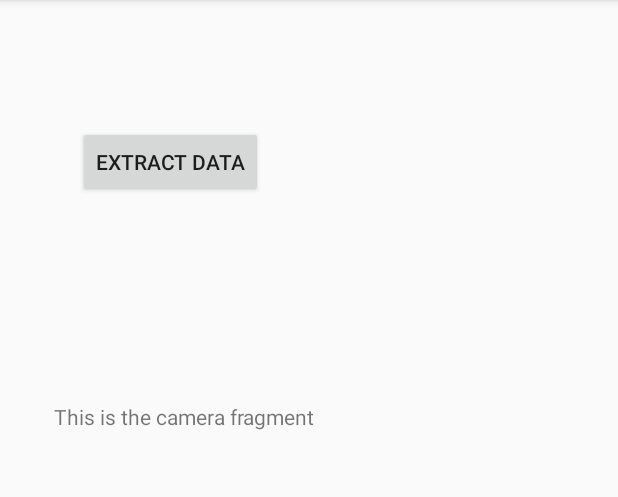
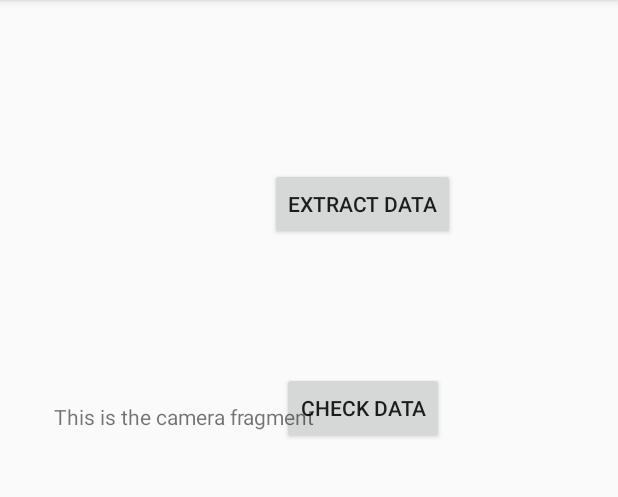
Before and after one commit to LEAP-Systems/LEAP_android_app, an Android app: the screen it shows after launch (MainActivity), on a phone screen of 412 x 824 dp, the part 84-581 px from its top. Run offline under Robolectric (Android 15) with nearby library versions, the phone set to English and light mode, and no system bars.

Commit message:
Fixed view layout of buttons on menu to vertical and fixed instantiation in view and get context in OnCreateMethod within fragment

```diff
--- a/app/src/main/java/com/leap_android/MenuFragment.java
+++ b/app/src/main/java/com/leap_android/MenuFragment.java
@@ -21,8 +21,15 @@ public class MenuFragment extends Fragment {
                              Bundle savedInstanceState) {
         // Inflate the layout for this fragment
         View menu_view = inflater.inflate(R.layout.menu_frag_layout, container, false);
-        MenuContext = getContext();
-        MenuView = getView();
+        MenuView = menu_view;
+        //Make android studio happy by letting it know that button view is not null
+        assert MenuView != null;
+
+        //Get activity which extends to context which is used for Toast testing
+        MenuContext = getActivity();
+        //Make android studio happy by letting it know that button view is not null
+        assert MenuContext != null;
+
         return menu_view;
     }
 
@@ -43,10 +50,9 @@ public class MenuFragment extends Fragment {
     }
 
     public void addListenerOnExtData() {
+        //Find button relative to fragment layout view
+        Button ext_data = MenuView.findViewById(R.id.ext_data_button);
 
-        Button ext_data = MenuView.findViewById(R.id.ext_data_button);
-        //Make android studio happy by letting it know that button view is not null
-        assert ext_data != null;
 
         ext_data.setOnClickListener(new View.OnClickListener() {
             @Override
@@ -59,10 +65,9 @@ public class MenuFragment extends Fragment {
 
     public void addListenerOnCheckData() {
 
+
         final Button check_data = MenuView.findViewById(R.id.check_data_button);
 
-        //Make android studio happy by letting it know that button view is not null
-        assert check_data != null;
 
         check_data.setOnClickListener(new View.OnClickListener() {
             @Override
--- a/app/src/main/res/layout/activity_main.xml
+++ b/app/src/main/res/layout/activity_main.xml
@@ -1,7 +1,7 @@
 <?xml version="1.0" encoding="utf-8"?>
 <androidx.constraintlayout.widget.ConstraintLayout xmlns:android="http://schemas.android.com/apk/res/android"
     xmlns:app="http://schemas.android.com/apk/res-auto"
-    xmlns:tools="http://schemas.android.com/tools"
+
     android:layout_width="match_parent"
     android:layout_height="match_parent">
 
@@ -11,9 +11,9 @@
         android:name="com.leap_android.MenuFragment"
         android:layout_width="344dp"
         android:layout_height="385dp"
-        android:layout_marginTop="24dp"
-        android:layout_marginEnd="16dp"
-        android:layout_marginRight="16dp"
+        android:layout_marginTop="48dp"
+        android:layout_marginEnd="32dp"
+        android:layout_marginRight="32dp"
         android:layout_weight="2"
         app:layout_constraintEnd_toEndOf="parent"
         app:layout_constraintTop_toTopOf="parent" />
--- a/app/src/main/res/layout/menu_frag_layout.xml
+++ b/app/src/main/res/layout/menu_frag_layout.xml
@@ -1,5 +1,7 @@
 <?xml version="1.0" encoding="utf-8"?>
-<LinearLayout xmlns:android="http://schemas.android.com/apk/res/android"
+<androidx.constraintlayout.widget.ConstraintLayout xmlns:android="http://schemas.android.com/apk/res/android"
+    xmlns:app="http://schemas.android.com/apk/res-auto"
+    android:id="@+id/linearLayout"
     android:layout_width="match_parent"
     android:layout_height="match_parent">
 
@@ -7,21 +9,23 @@
         android:id="@+id/ext_data_button"
         android:layout_width="wrap_content"
         android:layout_height="wrap_content"
-        android:layout_marginTop="60dp"
-        android:layout_marginEnd="140dp"
-        android:layout_marginRight="140dp"
+        android:layout_marginStart="144dp"
+        android:layout_marginLeft="144dp"
+        android:layout_marginTop="64dp"
         android:text="@string/read_data"
-        />
+        app:layout_constraintStart_toStartOf="parent"
+        app:layout_constraintTop_toTopOf="parent" />
 
     <Button
         android:id="@+id/check_data_button"
         android:layout_width="wrap_content"
         android:layout_height="wrap_content"
-        android:layout_marginTop="160dp"
-        android:layout_marginEnd="156dp"
-        android:layout_marginRight="156dp"
+        android:layout_marginStart="152dp"
+        android:layout_marginLeft="152dp"
+        android:layout_marginTop="200dp"
         android:text="@string/check_data"
-         />
+        app:layout_constraintStart_toStartOf="parent"
+        app:layout_constraintTop_toTopOf="parent" />
 
 
-</LinearLayout>
+</androidx.constraintlayout.widget.ConstraintLayout>
```
